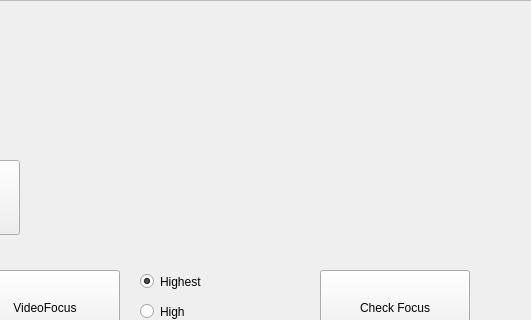
The window that apps/NxTest/Form.ui (NexellCorp/linux_sdk_displayaudio) describes before a commit, drawn with Qt 5; both pictures show x 410 to 941 and y 0 to 320 of the 1024 by 600 pixel window.
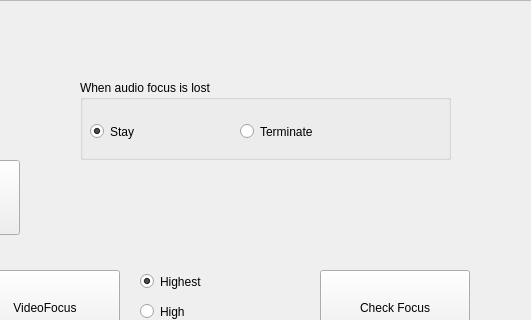
The same window after the commit. Custom widgets are drawn as their Qt base class.

```diff
--- a/apps/NxTest/Form.ui
+++ b/apps/NxTest/Form.ui
@@ -245,6 +245,51 @@
     <string>Popup Message</string>
    </property>
   </widget>
+  <widget class="QGroupBox" name="groupBox">
+   <property name="geometry">
+    <rect>
+     <x>490</x>
+     <y>80</y>
+     <width>371</width>
+     <height>80</height>
+    </rect>
+   </property>
+   <property name="title">
+    <string>When audio focus is lost</string>
+   </property>
+   <widget class="QRadioButton" name="RADIO_STAY">
+    <property name="geometry">
+     <rect>
+      <x>10</x>
+      <y>40</y>
+      <width>112</width>
+      <height>23</height>
+     </rect>
+    </property>
+    <property name="text">
+     <string>Stay</string>
+    </property>
+    <property name="checked">
+     <bool>true</bool>
+    </property>
+   </widget>
+   <widget class="QRadioButton" name="RADIO_TERMINATE">
+    <property name="geometry">
+     <rect>
+      <x>160</x>
+      <y>40</y>
+      <width>112</width>
+      <height>23</height>
+     </rect>
+    </property>
+    <property name="text">
+     <string>Terminate</string>
+    </property>
+    <property name="checked">
+     <bool>false</bool>
+    </property>
+   </widget>
+  </widget>
  </widget>
  <customwidgets>
   <customwidget>
```
